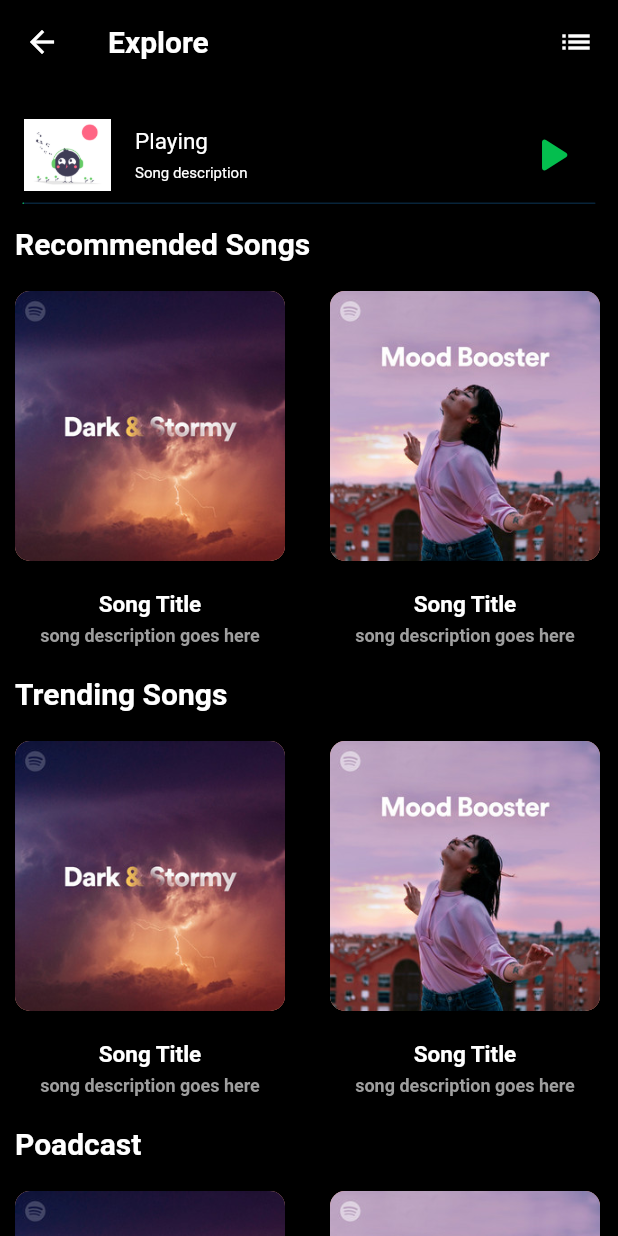
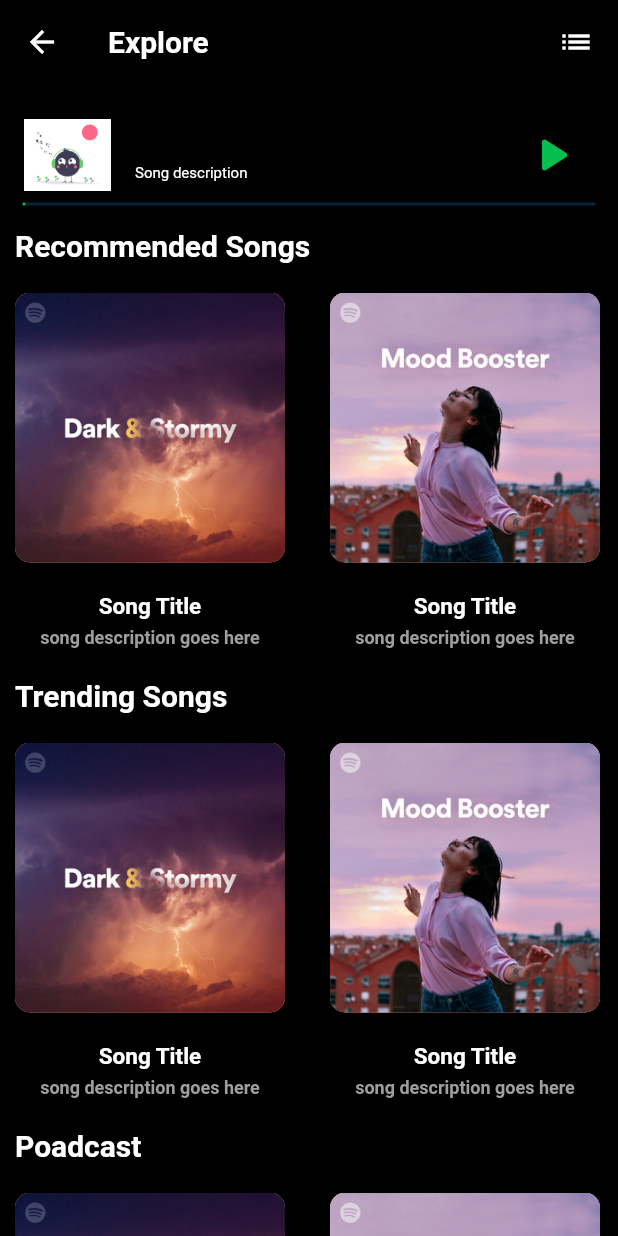
Before and after one commit to PhurbaGyalzen/XBEAT-MUSIC, a Flutter app: the Home screen opened directly, on a phone screen of 412 x 824 dp. Run offline on Flutter 3.47's test engine with Material 2 defaults, Android fonts, the phone set to English and light mode, and no system bars; drawn by our look-alikes of audio_video_progress_bar; our stand-ins replace audio_service, get, get_it, just_audio.

Commit message:
miniplayer designed and loadinit removed

```diff
--- a/lib/pages/miniplayer.dart
+++ b/lib/pages/miniplayer.dart
@@ -38,17 +38,24 @@ class MiniPlayer extends StatelessWidget {
   const MiniPlayer({
     Key? key,
   }) : super(key: key);
-
   @override
   Widget build(BuildContext context) {
+    final pageManager = getIt<PageManager>();
+    return ValueListenableBuilder<String>(
+      valueListenable: pageManager.currentSongTitleNotifier,
+      builder: (_, title, __) {
         return Column(children: [
           ListTile(
             tileColor: black,
             dense: true,
             leading: Image.asset("assets/login.png"),
             title: Text(
-          "Playing",
-          style: TextStyle(fontSize: 15, color: white),
+              title,
+              style: TextStyle(
+                fontSize: 17,
+                fontWeight: FontWeight.bold,
+                color: white,
+              ),
             ),
             onTap: () {
               Get.to(StreamApp());
@@ -64,6 +71,8 @@ class MiniPlayer extends StatelessWidget {
             child: AudioProgressBar(),
           ),
         ]);
+      },
+    );
   }
 }
 
@@ -127,7 +136,7 @@ class AudioProgressBar extends StatelessWidget {
           progressBarColor: primary,
           timeLabelLocation: TimeLabelLocation.none,
           timeLabelTextStyle: TextStyle(color: Colors.grey[400]),
-          barHeight: 1.0,
+          barHeight: 2.0,
         );
       },
     );
```
Also changed, not shown: lib/pages/page_manager.dart (+14 -14 lines). Lines whose indentation alone changed are shown as unchanged.
